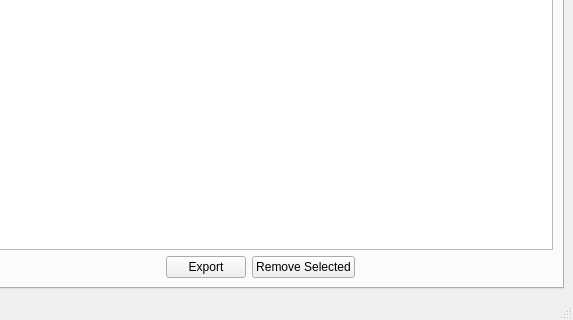
Above: UI/pandemonium.ui from nurfalie/pandamonium before the change; both pictures show x 127 to 700 and y 280 to 600 of the 700 by 600 pixel window. Below: the same form after it.
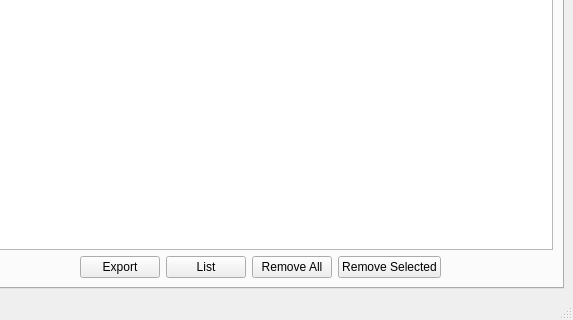
That is the form after the change. The open tabs and pages were chosen to show the change.

The edit to the form file:
```diff
--- a/UI/pandemonium.ui
+++ b/UI/pandemonium.ui
@@ -399,6 +399,20 @@
             </property>
            </widget>
           </item>
+          <item>
+           <widget class="QPushButton" name="list_discovered_url">
+            <property name="text">
+             <string>List</string>
+            </property>
+           </widget>
+          </item>
+          <item>
+           <widget class="QPushButton" name="remove_all_discovered_url">
+            <property name="text">
+             <string>Remove All</string>
+            </property>
+           </widget>
+          </item>
           <item>
            <widget class="QPushButton" name="remove_discovered_url">
             <property name="text">
```
Left out of the diff: 17 changed lines with no effect on the pictures.
